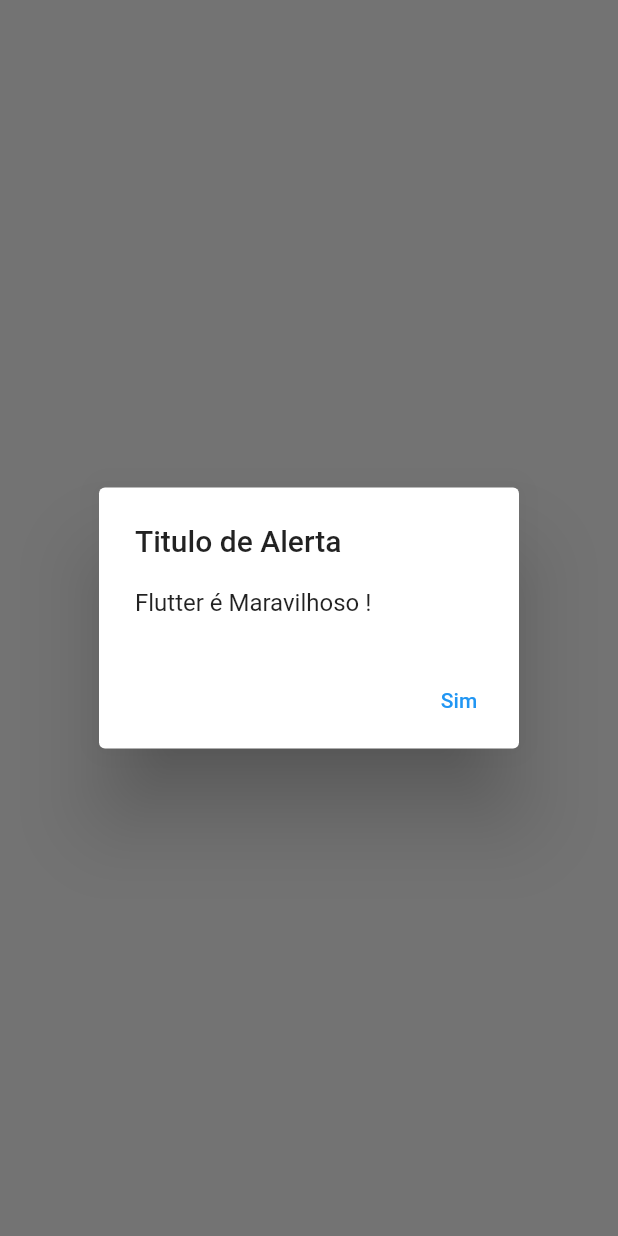
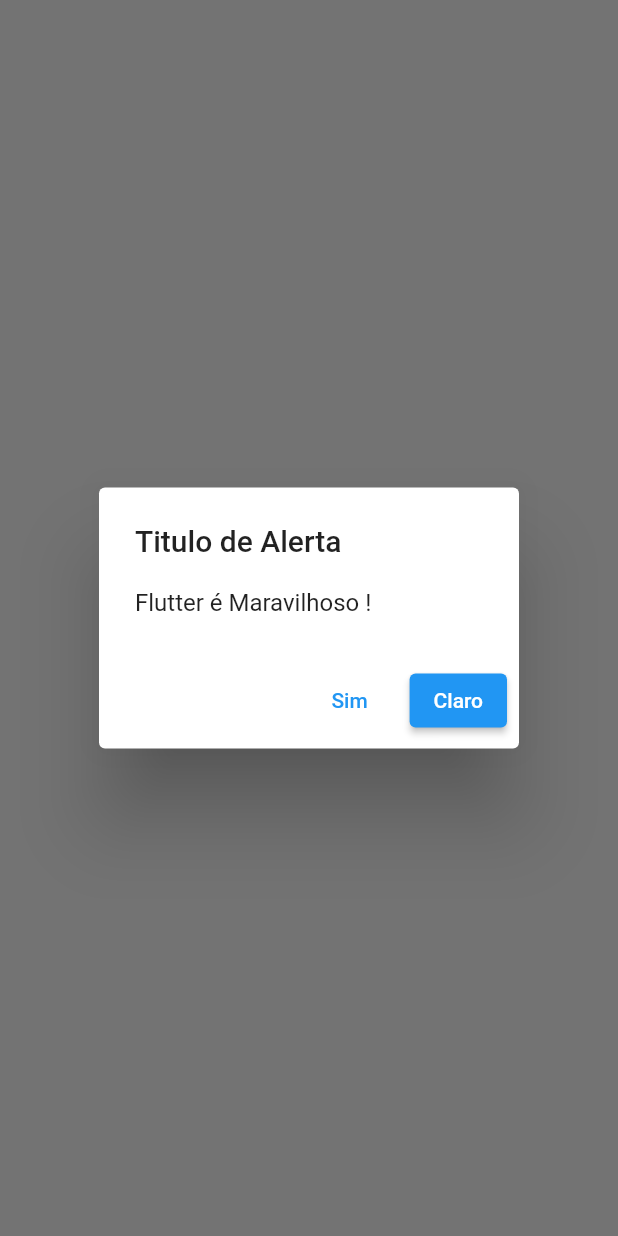
Before and after one commit to franciscoaglima/formuser, a Flutter app: the screen it shows after launch, after a tap on "Alerta", on a phone screen of 412 x 824 dp. Run offline on Flutter 3.47's test engine with Material 2 defaults, Android fonts, the phone set to English and light mode, and no system bars.

Commit message:
1o - Etapa - Manutenção Projeto Form Users

```diff
--- a/lib/formuserpage.dart
+++ b/lib/formuserpage.dart
@@ -38,12 +38,19 @@
                                },
                             child: Text("Sim"),
                            ),
+                           ElevatedButton(
+                             onPressed:() {
+                             Navigator.pop(context);
+                           },
+                           child: Text("Claro"),
+                           ),
                          ],
                        );
                   });
                  },
                  child: Text("Alerta"),
                 ),
+
               ),
             ],
           ),
```
